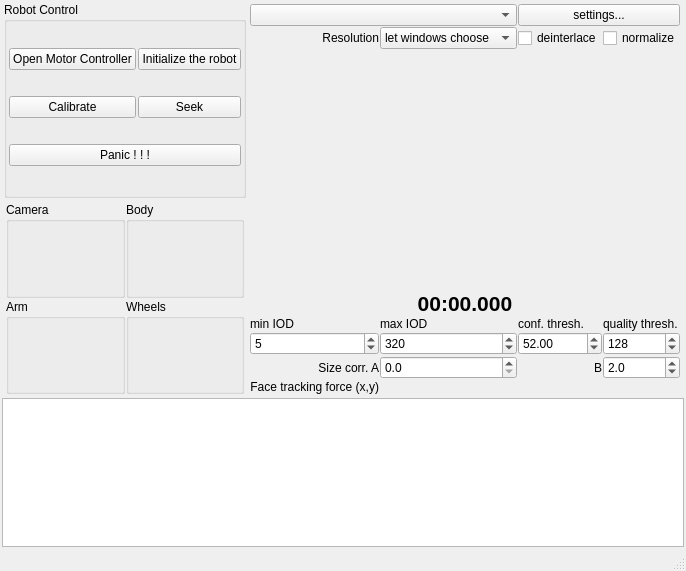
Qt form RoboShell.ui (artm/biofame-robot) before a commit.
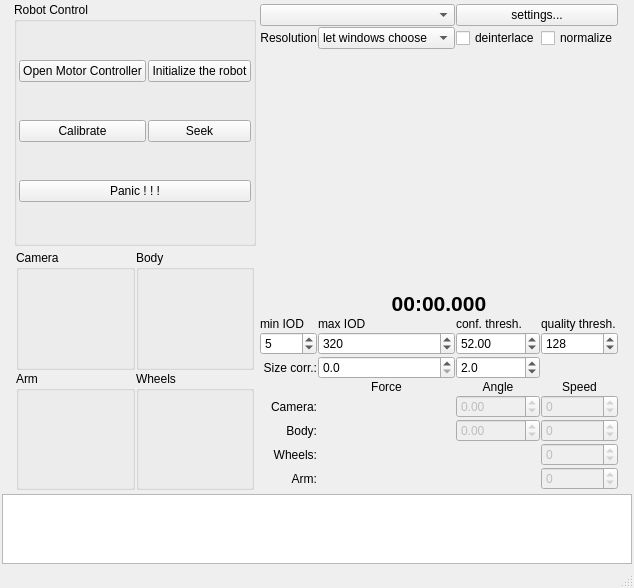
The same form after that commit. Custom widgets are drawn as their Qt base class.

Commit message: compacter gui, squashing deinterlace

```diff
--- a/RoboShell.ui
+++ b/RoboShell.ui
@@ -6,8 +6,8 @@
    <rect>
     <x>0</x>
     <y>0</y>
-    <width>640</width>
-    <height>571</height>
+    <width>634</width>
+    <height>583</height>
    </rect>
   </property>
   <property name="windowTitle">
@@ -217,10 +217,10 @@
          </property>
         </widget>
        </item>
-       <item row="8" column="0">
-        <widget class="QLabel" name="label">
+       <item row="9" column="0">
+        <widget class="QLabel" name="camForceLabel">
          <property name="text">
-          <string>Face tracking force (x,y)</string>
+          <string>Camera:</string>
          </property>
          <property name="alignment">
           <set>Qt::AlignRight|Qt::AlignTrailing|Qt::AlignVCenter</set>
@@ -241,7 +241,7 @@
          </property>
         </widget>
        </item>
-       <item row="10" column="1">
+       <item row="14" column="1">
         <spacer name="verticalSpacer">
          <property name="orientation">
           <enum>Qt::Vertical</enum>
@@ -340,24 +340,8 @@
          </property>
         </widget>
        </item>
-       <item row="8" column="1">
-        <widget class="SignalIndicator" name="forceXindi" native="true">
-         <property name="sizePolicy">
-          <sizepolicy hsizetype="Preferred" vsizetype="Fixed">
-           <horstretch>0</horstretch>
-           <verstretch>0</verstretch>
-          </sizepolicy>
-         </property>
-         <property name="minimumSize">
-          <size>
-           <width>0</width>
-           <height>5</height>
-          </size>
-         </property>
-        </widget>
-       </item>
-       <item row="8" column="2">
-        <widget class="SignalIndicator" name="forceYindi" native="true">
+       <item row="9" column="1">
+        <widget class="SignalIndicator" name="camForce" native="true">
          <property name="sizePolicy">
           <sizepolicy hsizetype="Preferred" vsizetype="Fixed">
            <horstretch>0</horstretch>
@@ -401,36 +385,10 @@
          </property>
         </widget>
        </item>
-       <item row="7" column="3">
-        <widget class="QDoubleSpinBox" name="sizeCorrB">
-         <property name="toolTip">
-          <string>How (linear) face size tracking force</string>
-         </property>
-         <property name="decimals">
-          <number>1</number>
-         </property>
-         <property name="maximum">
-          <double>10.000000000000000</double>
-         </property>
-         <property name="value">
-          <double>2.000000000000000</double>
-         </property>
-        </widget>
-       </item>
        <item row="7" column="0">
         <widget class="QLabel" name="sizeCorrALabel">
          <property name="text">
-          <string>Size corr. A</string>
-         </property>
-         <property name="alignment">
-          <set>Qt::AlignRight|Qt::AlignTrailing|Qt::AlignVCenter</set>
-         </property>
-        </widget>
-       </item>
-       <item row="7" column="2">
-        <widget class="QLabel" name="sizeCorrBLabel">
-         <property name="text">
-          <string>B</string>
+          <string>Size corr.:</string>
          </property>
          <property name="alignment">
           <set>Qt::AlignRight|Qt::AlignTrailing|Qt::AlignVCenter</set>
@@ -457,6 +415,208 @@
          </property>
         </widget>
        </item>
+       <item row="11" column="1">
+        <widget class="SignalIndicator" name="bodyForce" native="true">
+         <property name="sizePolicy">
+          <sizepolicy hsizetype="Preferred" vsizetype="Fixed">
+           <horstretch>0</horstretch>
+           <verstretch>0</verstretch>
+          </sizepolicy>
+         </property>
+         <property name="minimumSize">
+          <size>
+           <width>0</width>
+           <height>5</height>
+          </size>
+         </property>
+        </widget>
+       </item>
+       <item row="12" column="1">
+        <widget class="SignalIndicator" name="wheelsForce" native="true">
+         <property name="sizePolicy">
+          <sizepolicy hsizetype="Preferred" vsizetype="Fixed">
+           <horstretch>0</horstretch>
+           <verstretch>0</verstretch>
+          </sizepolicy>
+         </property>
+         <property name="minimumSize">
+          <size>
+           <width>0</width>
+           <height>5</height>
+          </size>
+         </property>
+        </widget>
+       </item>
+       <item row="13" column="1">
+        <widget class="SignalIndicator" name="armForce" native="true">
+         <property name="sizePolicy">
+          <sizepolicy hsizetype="Preferred" vsizetype="Fixed">
+           <horstretch>0</horstretch>
+           <verstretch>0</verstretch>
+          </sizepolicy>
+         </property>
+         <property name="minimumSize">
+          <size>
+           <width>0</width>
+           <height>5</height>
+          </size>
+         </property>
+        </widget>
+       </item>
+       <item row="11" column="0">
+        <widget class="QLabel" name="label_3">
+         <property name="text">
+          <string>Body:</string>
+         </property>
+         <property name="alignment">
+          <set>Qt::AlignRight|Qt::AlignTrailing|Qt::AlignVCenter</set>
+         </property>
+        </widget>
+       </item>
+       <item row="12" column="0">
+        <widget class="QLabel" name="label_4">
+         <property name="text">
+          <string>Wheels:</string>
+         </property>
+         <property name="alignment">
+          <set>Qt::AlignRight|Qt::AlignTrailing|Qt::AlignVCenter</set>
+         </property>
+        </widget>
+       </item>
+       <item row="13" column="0">
+        <widget class="QLabel" name="label_5">
+         <property name="text">
+          <string>Arm:</string>
+         </property>
+         <property name="alignment">
+          <set>Qt::AlignRight|Qt::AlignTrailing|Qt::AlignVCenter</set>
+         </property>
+        </widget>
+       </item>
+       <item row="9" column="2">
+        <widget class="QDoubleSpinBox" name="camAngle">
+         <property name="enabled">
+          <bool>false</bool>
+         </property>
+         <property name="minimum">
+          <double>-360.000000000000000</double>
+         </property>
+         <property name="maximum">
+          <double>360.000000000000000</double>
+         </property>
+        </widget>
+       </item>
+       <item row="11" column="2">
+        <widget class="QDoubleSpinBox" name="bodyAngle">
+         <property name="enabled">
+          <bool>false</bool>
+         </property>
+         <property name="minimum">
+          <double>-360.000000000000000</double>
+         </property>
+         <property name="maximum">
+          <double>360.000000000000000</double>
+         </property>
+        </widget>
+       </item>
+       <item row="9" column="3">
+        <widget class="QSpinBox" name="camSpeed">
+         <property name="enabled">
+          <bool>false</bool>
+         </property>
+         <property name="minimum">
+          <number>-1000000</number>
+         </property>
+         <property name="maximum">
+          <number>1000000</number>
+         </property>
+        </widget>
+       </item>
+       <item row="11" column="3">
+        <widget class="QSpinBox" name="bodySpeed">
+         <property name="enabled">
+          <bool>false</bool>
+         </property>
+         <property name="minimum">
+          <number>-1000000</number>
+         </property>
+         <property name="maximum">
+          <number>1000000</number>
+         </property>
+        </widget>
+       </item>
+       <item row="12" column="3">
+        <widget class="QSpinBox" name="wheelsSpeed">
+         <property name="enabled">
+          <bool>false</bool>
+         </property>
+         <property name="minimum">
+          <number>-1000000</number>
+         </property>
+         <property name="maximum">
+          <number>1000000</number>
+         </property>
+        </widget>
+       </item>
+       <item row="8" column="1">
+        <widget class="QLabel" name="label">
+         <property name="text">
+          <string>Force</string>
+         </property>
+         <property name="alignment">
+          <set>Qt::AlignCenter</set>
+         </property>
+        </widget>
+       </item>
+       <item row="8" column="2">
+        <widget class="QLabel" name="label_6">
+         <property name="text">
+          <string>Angle</string>
+         </property>
+         <property name="alignment">
+          <set>Qt::AlignCenter</set>
+         </property>
+        </widget>
+       </item>
+       <item row="8" column="3">
+        <widget class="QLabel" name="label_7">
+         <property name="text">
+          <string>Speed</string>
+         </property>
+         <property name="alignment">
+          <set>Qt::AlignCenter</set>
+         </property>
+        </widget>
+       </item>
+       <item row="7" column="2">
+        <widget class="QDoubleSpinBox" name="sizeCorrB">
+         <property name="toolTip">
+          <string>How (linear) face size tracking force</string>
+         </property>
+         <property name="decimals">
+          <number>1</number>
+         </property>
+         <property name="maximum">
+          <double>10.000000000000000</double>
+         </property>
+         <property name="value">
+          <double>2.000000000000000</double>
+         </property>
+        </widget>
+       </item>
+       <item row="13" column="3">
+        <widget class="QSpinBox" name="armSpeed">
+         <property name="enabled">
+          <bool>false</bool>
+         </property>
+         <property name="minimum">
+          <number>-1000000</number>
+         </property>
+         <property name="maximum">
+          <number>1000000</number>
+         </property>
+        </widget>
+       </item>
       </layout>
      </widget>
     </item>
```
Left out of the diff: 2 changed lines with no effect on the pictures. The commit also changes 3 other files.
